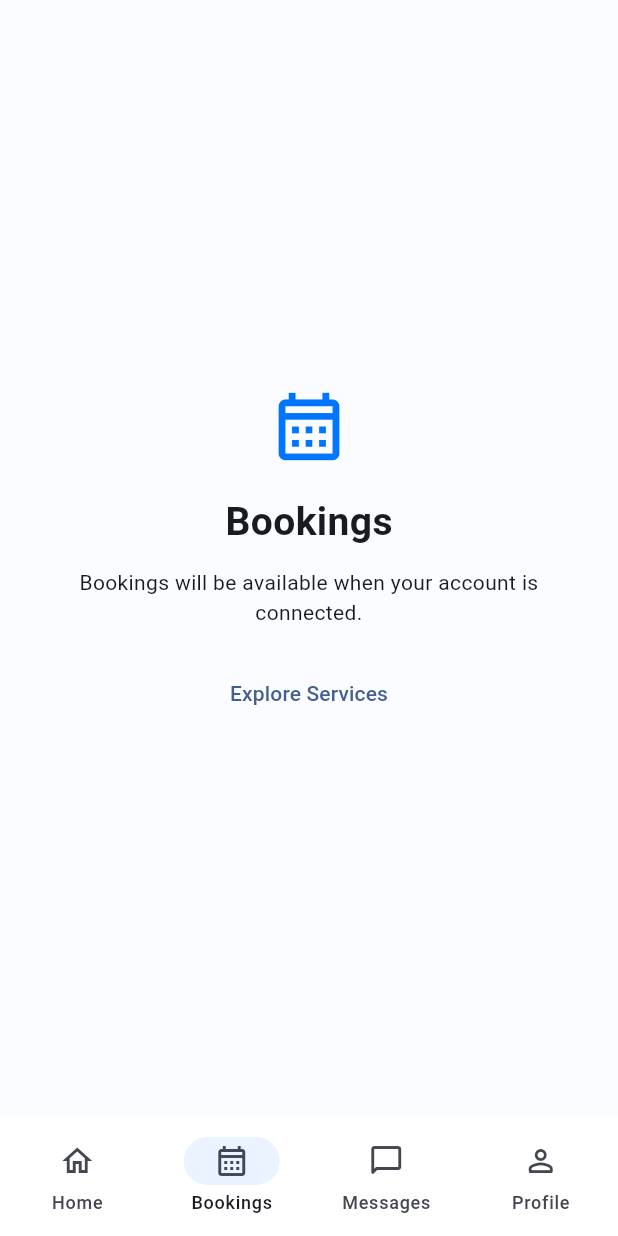
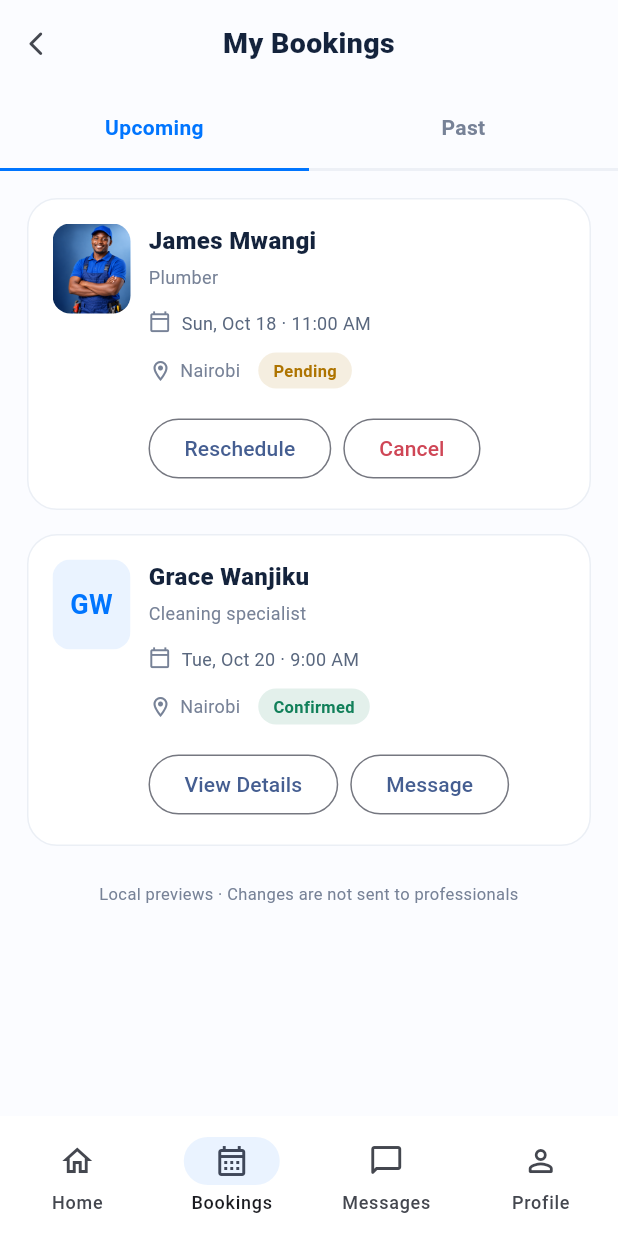
Before and after one commit to Amos-developer/stadifix, a Flutter app: the HomeScreen screen opened by its route, item 2 of the bottom bar chosen, on a phone screen of 412 x 824 dp. Run offline on Flutter 3.47's test engine with Material 3 defaults, Android fonts, the phone set to English and light mode, and no system bars.

Commit message:
Add My Bookings screen with tabs and local booking actions

```diff
--- /dev/null
+++ b/stadifix-web/lib/features/booking/data/booking_history.dart
@@ -0,0 +1,117 @@
+import 'package:flutter/foundation.dart';
+
+import '../../service_discovery/domain/models/professional.dart';
+import '../domain/models/booking_preview.dart';
+
+enum BookingStatus { pending, confirmed, completed, cancelled }
+
+class BookingEntry {
+  const BookingEntry({
+    required this.id,
+    required this.booking,
+    required this.status,
+  });
+  final int id;
+  final BookingPreview booking;
+  final BookingStatus status;
+}
+
+class BookingHistory extends ChangeNotifier {
+  BookingHistory();
+
+  static final instance = BookingHistory().._seed();
+  final List<BookingEntry> _entries = [];
+  int _nextId = 0;
+  List<BookingEntry> get entries => List.unmodifiable(_entries);
+
+  void _seed() {
+    final now = DateTime.now();
+    for (final item in [
+      (
+        name: 'James Mwangi',
+        service: 'Plumbing',
+        days: 1,
+        status: BookingStatus.pending,
+        rate: 500,
+      ),
+      (
+        name: 'Grace Wanjiku',
+        service: 'Cleaning',
+        days: 3,
+        status: BookingStatus.confirmed,
+        rate: 600,
+      ),
+      (
+        name: 'Peter Otieno',
+        service: 'Plumbing',
+        days: -4,
+        status: BookingStatus.completed,
+        rate: 450,
+      ),
+    ]) {
+      _entries.add(
+        BookingEntry(
+          id: _nextId++,
+          status: item.status,
+          booking: BookingPreview(
+            professional: Professional(
+              name: item.name,
+              service: item.service,
+              rating: 4.8,
+              reviews: 85,
+              hourlyRate: item.rate,
+            ),
+            date: DateTime(now.year, now.month, now.day + item.days),
+            time: item.days == 3 ? '9:00 AM' : '11:00 AM',
+            service: item.service,
+            notes: '',
+            city: 'Nairobi',
+          ),
+        ),
+      );
+    }
+  }
+
+  void add(BookingPreview booking) {
+    _entries.insert(
+      0,
+      BookingEntry(
+        id: _nextId++,
+        booking: booking,
+        status: BookingStatus.pending,
+      ),
+    );
+    notifyListeners();
+  }
+
+  void cancel(int id) {
+    final index = _entries.indexWhere((entry) => entry.id == id);
+    if (index < 0) return;
+    final entry = _entries[index];
+    _entries[index] = BookingEntry(
+      id: id,
+      booking: entry.booking,
+      status: BookingStatus.cancelled,
+    );
+    notifyListeners();
+  }
+
+  void reschedule(int id, DateTime date, String time) {
+    final index = _entries.indexWhere((entry) => entry.id == id);
+    if (index < 0) return;
+    final old = _entries[index].booking;
+    _entries[index] = BookingEntry(
+      id: id,
+      status: BookingStatus.pending,
+      booking: BookingPreview(
+        professional: old.professional,
+        date: date,
+        time: time,
+        service: old.service,
+        notes: old.notes,
+        city: old.city,
+      ),
+    );
+    notifyListeners();
+  }
+}
--- /dev/null
+++ b/stadifix-web/lib/features/booking/presentation/screens/my_bookings_screen.dart
@@ -0,0 +1,438 @@
+import 'package:flutter/material.dart';
+
+import '../../data/booking_history.dart';
+
+class MyBookingsScreen extends StatefulWidget {
+  const MyBookingsScreen({super.key, this.history, this.onBack});
+  final BookingHistory? history;
+  final VoidCallback? onBack;
+
+  @override
+  State<MyBookingsScreen> createState() => _MyBookingsScreenState();
+}
+
+class _MyBookingsScreenState extends State<MyBookingsScreen> {
+  static const _blue = Color(0xFF0075FF);
+  static const _ink = Color(0xFF14233C);
+  static const _muted = Color(0xFF778297);
+  BookingHistory get _history => widget.history ?? BookingHistory.instance;
+  bool _past = false;
+
+  bool _isPast(BookingEntry entry) {
+    final now = DateTime.now();
+    return entry.status == BookingStatus.completed ||
+        entry.status == BookingStatus.cancelled ||
+        entry.booking.date.isBefore(DateTime(now.year, now.month, now.day));
+  }
+
+  Future<void> _cancel(BookingEntry entry) async {
+    final confirmed = await showDialog<bool>(
+      context: context,
+      builder: (context) => AlertDialog(
+        title: const Text('Cancel this booking?'),
+        content: Text(
+          'Cancel your local booking preview with ${entry.booking.professional.name}? No professional will be notified.',
+        ),
+        actions: [
+          TextButton(
+            onPressed: () => Navigator.pop(context, false),
+            child: const Text('Keep Booking'),
+          ),
+          TextButton(
+            onPressed: () => Navigator.pop(context, true),
+            child: const Text(
+              'Cancel Booking',
+              style: TextStyle(color: Color(0xFFCF4656)),
+            ),
+          ),
+        ],
+      ),
+    );
+    if (confirmed == true && mounted) _history.cancel(entry.id);
+  }
+
+  Future<void> _reschedule(BookingEntry entry) async {
+    final now = DateTime.now();
+    final first = DateTime(now.year, now.month, now.day + 1);
+    final date = await showDatePicker(
+      context: context,
+      initialDate: entry.booking.date.isBefore(first)
+          ? first
+          : entry.booking.date,
+      firstDate: first,
+      lastDate: DateTime(now.year + 2, now.month, now.day),
+    );
+    if (date == null || !mounted) return;
+    final time = await showTimePicker(
+      context: context,
+      initialTime: const TimeOfDay(hour: 11, minute: 0),
+    );
+    if (time == null || !mounted) return;
+    _history.reschedule(
+      entry.id,
+      date,
+      MaterialLocalizations.of(context).formatTimeOfDay(time),
+    );
+    ScaffoldMessenger.of(context).showSnackBar(
+      const SnackBar(content: Text('Booking preview rescheduled.')),
+    );
+  }
+
+  void _details(BookingEntry entry) {
+    final booking = entry.booking;
+    showModalBottomSheet<void>(
+      context: context,
+      showDragHandle: true,
+      isScrollControlled: true,
+      builder: (context) => SafeArea(
+        child: SingleChildScrollView(
+          padding: const EdgeInsets.fromLTRB(24, 0, 24, 28),
+          child: Column(
+            mainAxisSize: MainAxisSize.min,
+            crossAxisAlignment: CrossAxisAlignment.stretch,
+            children: [
+              const Text(
+                'Booking Details',
+                style: TextStyle(fontSize: 24, fontWeight: FontWeight.w800),
+              ),
+              const SizedBox(height: 18),
+              Text(
+                booking.professional.name,
+                style: const TextStyle(
+                  fontSize: 18,
+                  fontWeight: FontWeight.w700,
+                ),
+              ),
+              const SizedBox(height: 10),
+              Text('${booking.service} · ${booking.city}'),
+              const SizedBox(height: 10),
+              Text(
+                '${MaterialLocalizations.of(context).formatFullDate(booking.date)} · ${booking.time}',
+              ),
+              const SizedBox(height: 10),
+              Text('Status: ${_statusLabel(entry.status)}'),
+              const SizedBox(height: 10),
+              Text('Estimated price: KSh ${booking.professional.hourlyRate}'),
+              if (booking.notes.isNotEmpty) ...[
+                const SizedBox(height: 16),
+                Text(booking.notes),
+              ],
+              const SizedBox(height: 20),
+              const Text(
+                'Local preview only. No appointment or payment has been submitted.',
+                style: TextStyle(fontSize: 12, color: _muted),
+              ),
+              const SizedBox(height: 20),
+              FilledButton(
+                onPressed: () => Navigator.pop(context),
+                child: const Text('Done'),
+              ),
+            ],
+          ),
+        ),
+      ),
+    );
+  }
+
+  String _statusLabel(BookingStatus status) => switch (status) {
+    BookingStatus.pending => 'Pending',
+    BookingStatus.confirmed => 'Confirmed',
+    BookingStatus.completed => 'Completed',
+    BookingStatus.cancelled => 'Cancelled',
+  };
+
+  Widget _card(BookingEntry entry) {
+    final booking = entry.booking;
+    final provider = booking.professional;
+    final statusColor = switch (entry.status) {
+      BookingStatus.pending => const Color(0xFFAE7400),
+      BookingStatus.confirmed => const Color(0xFF12805A),
+      BookingStatus.completed => const Color(0xFF1263B8),
+      BookingStatus.cancelled => const Color(0xFFCF4656),
+    };
+    return Container(
+      margin: const EdgeInsets.only(bottom: 16),
+      padding: const EdgeInsets.all(16),
+      decoration: BoxDecoration(
+        color: Colors.white,
+        borderRadius: BorderRadius.circular(20),
+        border: Border.all(color: const Color(0xFFEBEFF5)),
+      ),
+      child: Row(
+        crossAxisAlignment: CrossAxisAlignment.start,
+        children: [
+          ClipRRect(
+            borderRadius: BorderRadius.circular(12),
+            child: SizedBox(
+              width: 52,
+              height: 60,
+              child: provider.name == 'James Mwangi'
+                  ? Image.asset(
+                      'assets/images/home_professional.png',
+                      fit: BoxFit.cover,
+                      alignment: const Alignment(0.8, -0.6),
+                    )
+                  : ColoredBox(
+                      color: const Color(0xFFEAF3FF),
+                      child: Center(
+                        child: Text(
+                          provider.name
+                              .split(' ')
+                              .map((part) => part[0])
+                              .join(),
+                          style: const TextStyle(
+                            fontWeight: FontWeight.w700,
+                            fontSize: 18,
+                            color: _blue,
+                          ),
+                        ),
+                      ),
+                    ),
+            ),
+          ),
+          const SizedBox(width: 12),
+          Expanded(
+            child: Column(
+              crossAxisAlignment: CrossAxisAlignment.start,
+              children: [
+                Text(
+                  provider.name,
+                  style: const TextStyle(
+                    fontSize: 16,
+                    fontWeight: FontWeight.w800,
+                    color: _ink,
+                  ),
+                ),
+                const SizedBox(height: 4),
+                Text(
+                  provider.role,
+                  style: const TextStyle(color: _muted, fontSize: 12),
+                ),
+                const SizedBox(height: 14),
+                Row(
+                  crossAxisAlignment: CrossAxisAlignment.start,
+                  children: [
+                    const Icon(
+                      Icons.calendar_today_outlined,
+                      size: 15,
+                      color: _muted,
+                    ),
+                    const SizedBox(width: 7),
+                    Expanded(
+                      child: Text(
+                        '${MaterialLocalizations.of(context).formatMediumDate(booking.date)} · ${booking.time}',
+                        style: const TextStyle(
+                          fontSize: 12,
+                          height: 1.5,
+                          color: Color(0xFF59677E),
+                        ),
+                      ),
+                    ),
+                  ],
+                ),
+                const SizedBox(height: 10),
+                Wrap(
+                  spacing: 12,
+                  runSpacing: 8,
+                  crossAxisAlignment: WrapCrossAlignment.center,
+                  children: [
+                    Row(
+                      mainAxisSize: MainAxisSize.min,
+                      children: [
+                        const Icon(
+                          Icons.location_on_outlined,
+                          size: 16,
+                          color: _muted,
+                        ),
+                        const SizedBox(width: 5),
+                        Text(
+                          booking.city,
+                          style: const TextStyle(fontSize: 12, color: _muted),
+                        ),
+                      ],
+                    ),
+                    Container(
+                      padding: const EdgeInsets.symmetric(
+                        horizontal: 10,
+                        vertical: 4,
+                      ),
+                      decoration: BoxDecoration(
+                        color: statusColor.withValues(alpha: 0.12),
+                        borderRadius: BorderRadius.circular(20),
+                      ),
+                      child: Text(
+                        _statusLabel(entry.status),
+                        style: TextStyle(
+                          fontSize: 11,
+                          fontWeight: FontWeight.w600,
+                          color: statusColor,
+                        ),
+                      ),
+                    ),
+                  ],
+                ),
+                const SizedBox(height: 16),
+                Wrap(
+                  spacing: 8,
+                  runSpacing: 8,
+                  children: [
+                    if (!_isPast(entry) &&
+                        entry.status == BookingStatus.pending) ...[
+                      OutlinedButton(
+                        onPressed: () => _reschedule(entry),
+                        child: const Text('Reschedule'),
+                      ),
+                      OutlinedButton(
+                        onPressed: () => _cancel(entry),
+                        style: OutlinedButton.styleFrom(
+                          foregroundColor: const Color(0xFFCF4656),
+                        ),
+                        child: const Text('Cancel'),
+                      ),
+                    ] else ...[
+                      OutlinedButton(
+                        onPressed: () => _details(entry),
+                        child: const Text('View Details'),
+                      ),
+                      if (!_isPast(entry))
+                        OutlinedButton(
+                          onPressed: () => ScaffoldMessenger.of(context)
+                              .showSnackBar(
+                                const SnackBar(
+                                  content: Text(
+                                    'Messaging is not connected yet.',
+                                  ),
+                                ),
+                              ),
+                          child: const Text('Message'),
+                        ),
+                    ],
+                  ],
+                ),
+              ],
+            ),
+          ),
+        ],
+      ),
+    );
+  }
+
+  @override
+  Widget build(BuildContext context) => ListenableBuilder(
+    listenable: _history,
+    builder: (context, _) {
+      final entries =
+          _history.entries.where((entry) => _isPast(entry) == _past).toList()
+            ..sort(
+              (first, second) => _past
+                  ? second.booking.date.compareTo(first.booking.date)
+                  : first.booking.date.compareTo(second.booking.date),
+            );
+      return Column(
+        children: [
+          SizedBox(
+            height: 58,
+            child: Row(
+              children: [
+                IconButton(
+                  tooltip: 'Back to Home',
+                  onPressed:
+                      widget.onBack ?? () => Navigator.of(context).maybePop(),
+                  icon: const Icon(Icons.arrow_back_ios_new_rounded, size: 19),
+                ),
+                const Expanded(
+                  child: Text(
+                    'My Bookings',
+                    textAlign: TextAlign.center,
+                    style: TextStyle(
+                      fontSize: 19,
+                      fontWeight: FontWeight.w800,
+                      color: _ink,
+                    ),
+                  ),
+                ),
+                const SizedBox(width: 48),
+              ],
+            ),
+          ),
+          Row(
+            children: [
+              for (final past in [false, true])
+                Expanded(
+                  child: InkWell(
+                    onTap: () => setState(() => _past = past),
+                    child: Container(
+                      padding: const EdgeInsets.symmetric(vertical: 17),
+                      decoration: BoxDecoration(
+                        border: Border(
+                          bottom: BorderSide(
+                            color: _past == past
+                                ? _blue
+                                : const Color(0xFFEDF0F6),
+                            width: 2,
+                          ),
+                        ),
+                      ),
+                      child: Text(
+                        past ? 'Past' : 'Upcoming',
+                        textAlign: TextAlign.center,
+                        style: TextStyle(
+                          fontSize: 14,
+                          fontWeight: FontWeight.w700,
+                          color: _past == past ? _blue : _muted,
+                        ),
+                      ),
+                    ),
+                  ),
+                ),
+            ],
+          ),
+          Expanded(
+            child: entries.isEmpty
+                ? Center(
+                    child: Column(
+                      mainAxisSize: MainAxisSize.min,
+                      children: [
+                        const Icon(
+                          Icons.event_note_rounded,
+                          size: 48,
+                          color: Color(0xFF9AACBF),
+                        ),
+                        const SizedBox(height: 14),
+                        Text(
+                          _past
+                              ? 'No past bookings yet'
+                              : 'No upcoming bookings',
+                          style: const TextStyle(
+                            fontSize: 18,
+                            fontWeight: FontWeight.w700,
+                          ),
+                        ),
+                        const SizedBox(height: 8),
+                        const Text(
+                          'Your local booking previews will appear here.',
+                          style: TextStyle(color: _muted, fontSize: 12),
+                        ),
+                      ],
+                    ),
+                  )
+                : ListView.builder(
+                    padding: const EdgeInsets.all(18),
+                    itemCount: entries.length + 1,
+                    itemBuilder: (context, index) => index == entries.length
+                        ? const Padding(
+                            padding: EdgeInsets.all(8),
+                            child: Text(
+                              'Local previews · Changes are not sent to professionals',
+                              textAlign: TextAlign.center,
+                              style: TextStyle(fontSize: 11, color: _muted),
+                            ),
+                          )
+                        : _card(entries[index]),
+                  ),
+          ),
+        ],
+      );
+    },
+  );
+}
--- a/stadifix-web/lib/features/service_discovery/presentation/screens/home_screen.dart
+++ b/stadifix-web/lib/features/service_discovery/presentation/screens/home_screen.dart
@@ -1,4 +1,6 @@
 import 'package:flutter/material.dart';
+
+import '../../../booking/presentation/screens/my_bookings_screen.dart';
 
 import '../../../authentication/presentation/screens/login_screen.dart';
 import '../../data/demo_professionals.dart';
@@ -556,7 +558,11 @@ class _HomeScreenState extends State<HomeScreen> {
       child: Center(
         child: ConstrainedBox(
           constraints: const BoxConstraints(maxWidth: 640),
-          child: _tab == 0 ? _home() : _destination(),
+          child: _tab == 0
+              ? _home()
+              : _tab == 1
+              ? MyBookingsScreen(onBack: () => setState(() => _tab = 0))
+              : _destination(),
         ),
       ),
     ),
```
Also changed, not shown: stadifix-web/lib/features/booking/presentation/screens/booking_screen.dart (+11 -10 lines), 2 other files.
